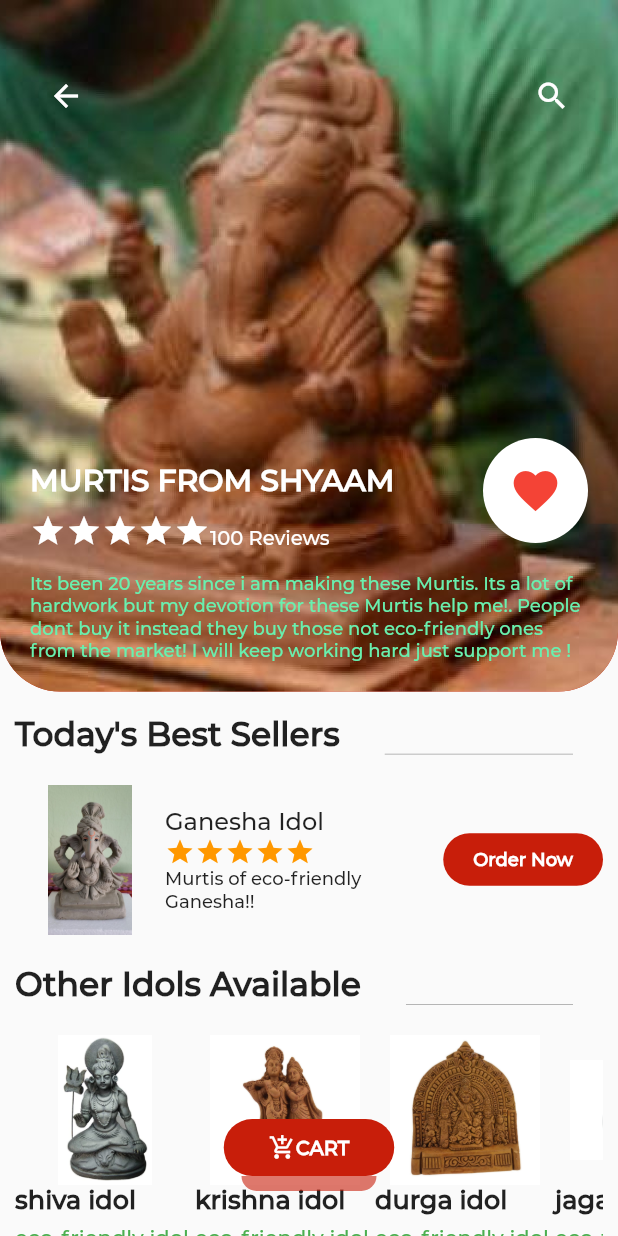
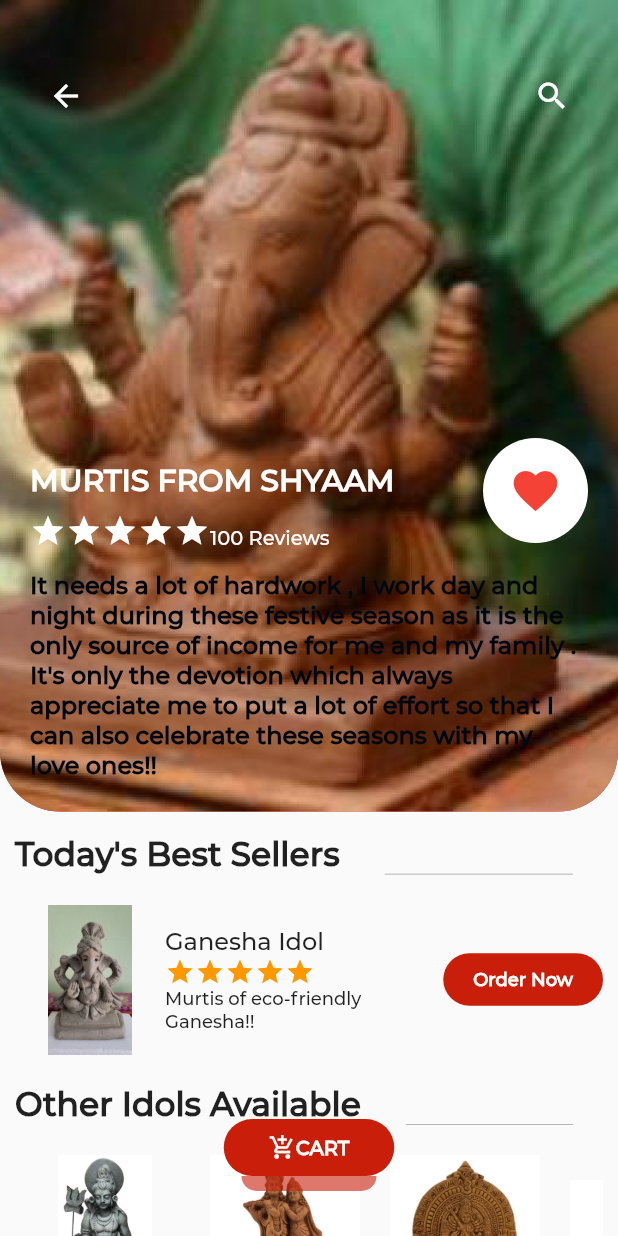
Before and after one commit to ShreyaSinha2610/Loc_fest, a Flutter app: the screen it shows after launch, after a tap on "Order Now", on a phone screen of 412 x 824 dp. Run offline on Flutter 3.47's test engine with Material 2 defaults, Android fonts, the phone set to English and light mode, and no system bars.

Commit message:
new commit

```diff
--- a/lib/ProductsPage.dart
+++ b/lib/ProductsPage.dart
@@ -106,13 +106,17 @@ class _productsPageState extends State<productsPage> {
                           ],
                         ),
                         SizedBox(height: 15,),
-                        Text("Its been 20 years since i am making these Murtis. Its a lot of hardwork but my devotion for these Murtis help me!. People dont buy it instead they buy those not eco-friendly ones from the market! I will keep working hard just support me !", style: TextStyle(
-                          color: Colors.greenAccent,
-                          fontSize: 12,
+                        Text("It needs a lot of hardwork , I work day and night during these festive season as it is the only source of income for me and my family . It's only the devotion which always appreciate me to put a lot of effort so that I can also celebrate these seasons with my love ones!!", style: TextStyle(
+                          color: blue,
+                          fontSize: 16,
+                          fontWeight: FontWeight.w700,
                         ),)
 
+
                       ],
+
                     ),
+
                   ),
                   SizedBox(height: 15,),
                   Container(
@@ -173,6 +177,7 @@ class _productsPageState extends State<productsPage> {
                     ),
                   )
                 ],
+
               ),
             ),
           ),
--- a/lib/Style.dart
+++ b/lib/Style.dart
@@ -2,3 +2,5 @@ import 'package:flutter/material.dart';
 
 Color blue = new Color.fromRGBO(0, 7, 17, 1);
 Color pink = new Color.fromRGBO(200, 30, 10, 1);
+Color green = new Color.fromRGBO(139, 0, 0, 1);
+Color red = new Color.fromRGBO(139, 0, 0, 1);
--- a/lib/main.dart
+++ b/lib/main.dart
@@ -32,6 +32,12 @@ class _MyHomePageState extends State<MyHomePage> {
   Widget build(BuildContext context) {
     return Scaffold(
       appBar: AppBar(
+        title: Text("LOC_FEST", style: TextStyle(
+          color: pink,
+          fontWeight: FontWeight.w700,
+          fontSize: 30
+        ),),
+        centerTitle: true,
         backgroundColor: Colors.transparent,
         elevation: 0,
         leading: IconButton(
@@ -376,11 +382,11 @@ class _MyHomePageState extends State<MyHomePage> {
                   ],
                 ),
                 SizedBox(height: 20,),
-                productsWidget("murti.jpg", "MURTIS FROM SHYAAM"),
+                productsWidget("murti.jpg", "MURTIS FROM SHYAAM", "Murtis of all Gods are available Everything used is completely Eco-Friendly"),
                 SizedBox(height: 20,),
-                productsWidget("flowers.jpg", "FLOWERS FROM AANCHAL"),
+                productsWidget("flowers.jpg", "FLOWERS FROM AANCHAL", "Flowers of all types available you can order in Bulk too!"),
                 SizedBox(height: 20,),
-                productsWidget("lantern.jpeg", "LANTERNS FROM SURYA"),
+                productsWidget("lantern.jpeg", "LANTERNS FROM SURYA", "Different types of Lanterns available in all colours and 5 different designs!"),
               ],
             ),
           ),
@@ -389,7 +395,7 @@ class _MyHomePageState extends State<MyHomePage> {
     );
   }
 
-  Row productsWidget(String img, String name) {
+  Row productsWidget(String img, String name, String description) {
     return Row(
       children: [
         Container(
@@ -418,8 +424,7 @@ class _MyHomePageState extends State<MyHomePage> {
                   Icon(Icons.star, size: 20, color: Colors.orange,),
                 ],
               ),
-              Text(
-                "Murtis of all gods available, made by using eco-friendly products",
+              Text("$description",
                 style: TextStyle(
                   fontSize: 12,
                 ),),
```
